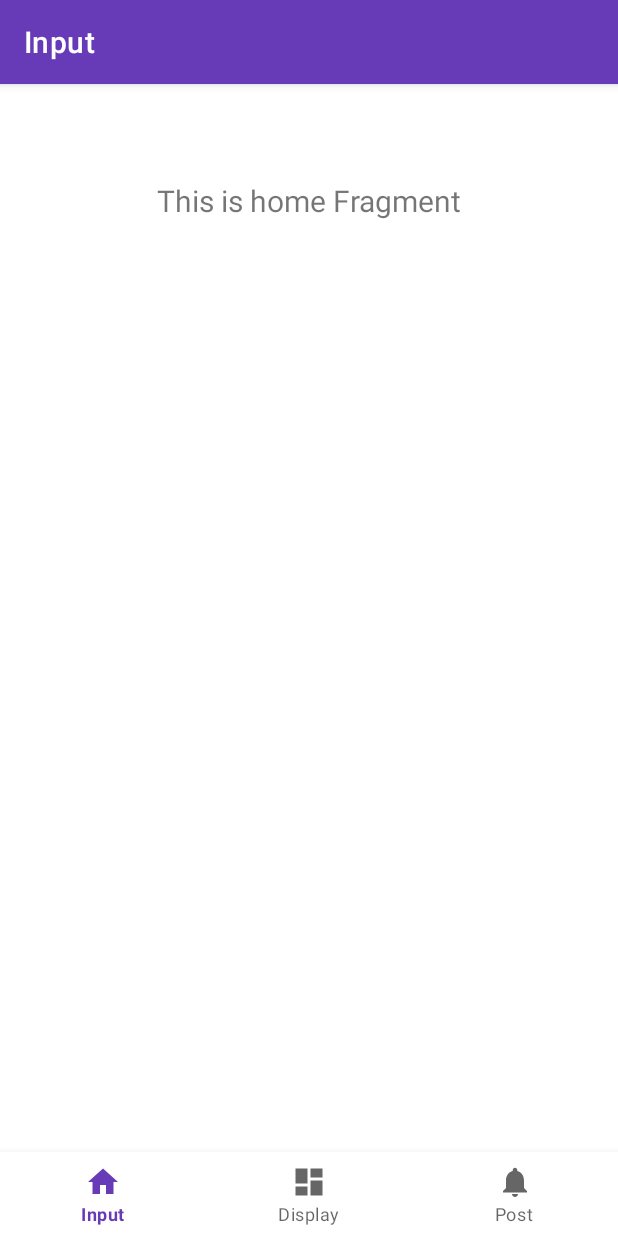
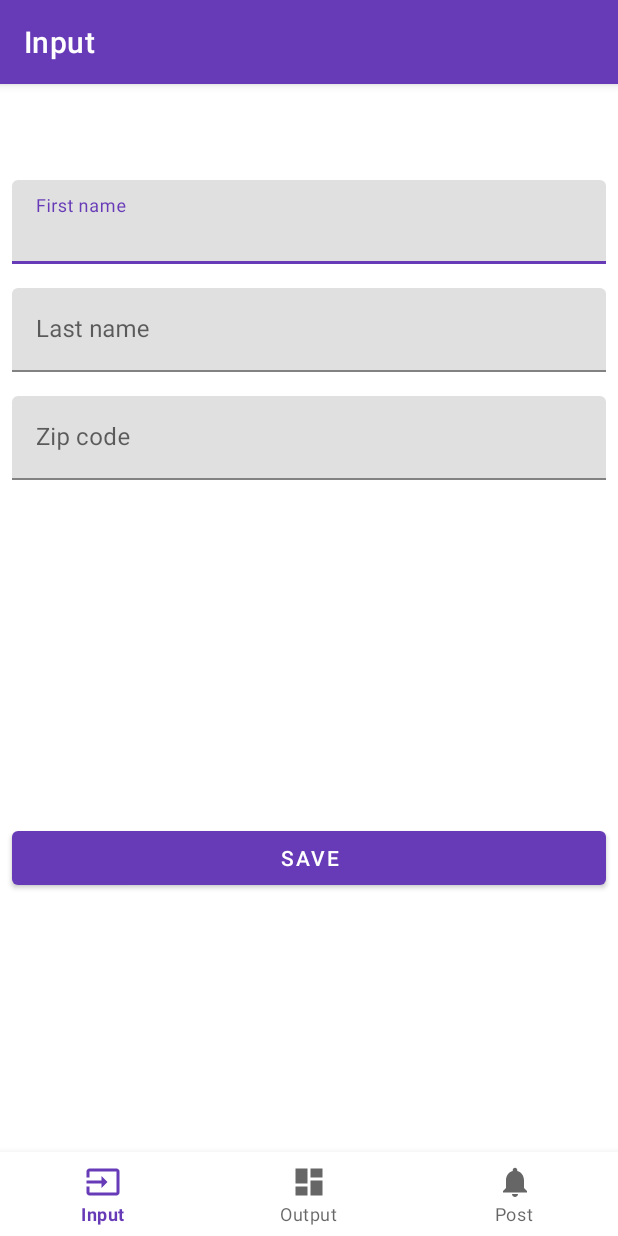
Before and after one commit to DominicWrieden/sample-app, an Android app: the screen it shows after launch (MainActivity), on a phone screen of 412 x 824 dp. Run offline under Robolectric (Android 15) with nearby library versions, the phone set to English and light mode, and no system bars; our stand-ins replace RxJava, navigation-ui; libraries missing offline, so code that uses them is left out: com.jakewharton.rxbinding2; 3 statements that could not run were skipped.

Commit message:
Set up layout for input screen. Renamed use cases from personInput to input and personDisplay to output

```diff
--- a/app/build.gradle
+++ b/app/build.gradle
@@ -61,6 +61,8 @@ dependencies {
     implementation "io.reactivex.rxjava2:rxandroid:$rxjava2_rxandroid_version"
     implementation "io.reactivex.rxjava2:rxkotlin:$rxjava2_rxkotlin_version"
     implementation "com.jakewharton.rxrelay2:rxrelay:$rxrelay2_rxrelay_version"
+    implementation "com.jakewharton.rxbinding2:rxbinding-kotlin:$rxbinding2_version"
+    implementation "com.jakewharton.rxbinding2:rxbinding-appcompat-v7:$rxbinding2_version"
 
     //navigation
     implementation "androidx.navigation:navigation-fragment:$androidx_navigation_version"
--- /dev/null
+++ b/app/src/main/java/com/dominicwrieden/sampleapp/input/InputFragment.kt
@@ -0,0 +1,88 @@
+package com.dominicwrieden.sampleapp.input
+
+import android.os.Bundle
+import android.view.LayoutInflater
+import android.view.View
+import android.view.ViewGroup
+import androidx.fragment.app.Fragment
+import androidx.lifecycle.ViewModelProviders
+import com.dominicwrieden.sampleapp.R
+import com.google.android.material.snackbar.Snackbar
+import com.jakewharton.rxbinding2.widget.textChanges
+import io.reactivex.disposables.CompositeDisposable
+import io.reactivex.rxkotlin.addTo
+import kotlinx.android.synthetic.main.fragment_input.*
+
+class InputFragment : Fragment() {
+
+    private lateinit var inputViewModel: InputViewModel
+    private val disposable = CompositeDisposable()
+
+    override fun onCreateView(
+        inflater: LayoutInflater,
+        container: ViewGroup?,
+        savedInstanceState: Bundle?
+    ): View? {
+        inputViewModel =
+            ViewModelProviders.of(this).get(InputViewModel::class.java)
+        val root = inflater.inflate(R.layout.fragment_input, container, false)
+
+        return root
+    }
+
+    override fun onViewCreated(view: View, savedInstanceState: Bundle?) {
+        super.onViewCreated(view, savedInstanceState)
+
+        setUpTextInputs()
+
+
+        // TODO: Show state from VM
+        // TODO: If time, implement DataBinding
+    }
+
+    /**
+     * Setting up text input fields
+     */
+    private fun setUpTextInputs() {
+        firstName.editText?.textChanges()?.subscribe { firstName.error = null }?.addTo(disposable)
+        lastName.editText?.textChanges()?.subscribe { lastName.error = null }?.addTo(disposable)
+        zipCode.editText?.textChanges()?.subscribe { zipCode.error = null }?.addTo(disposable)
+    }
+
+    /**
+     * Show idle state
+     */
+    private fun showIdle() {
+        firstName.error = null
+        firstName.editText?.text = null
+        lastName.error = null
+        lastName.editText?.text = null
+        zipCode.error = null
+        zipCode.editText?.text = null
+    }
+
+    /**
+     * Show state, when saving the inputs failed
+     */
+    private fun showSaveError(missingInputs: List<MissingInput>) {
+        missingInputs.iterator().forEach {
+            when (it) {
+                MissingInput.MISSING_FIRST_NAME -> firstName.error = "asdsda"
+                MissingInput.MISSING_LAST_NAME -> lastName.error = "asd"
+                MissingInput.MISSING_ZIP_CODE -> zipCode.error = "asdasd"
+            }
+        }
+    }
+
+    /**
+     * Show state, when saving the inputs was successful
+     */
+    private fun showSaveSuccessful() {
+        Snackbar.make(fragment_input, R.string.app_name, Snackbar.LENGTH_SHORT).show()
+    }
+
+    override fun onDetach() {
+        super.onDetach()
+        disposable.dispose()
+    }
+}
--- a/app/src/main/java/com/dominicwrieden/sampleapp/persondisplay/PersonDisplayViewModel.kt
+++ b/app/src/main/java/com/dominicwrieden/sampleapp/input/InputViewModel.kt
@@ -1,13 +1,13 @@
-package com.dominicwrieden.sampleapp.persondisplay
+package com.dominicwrieden.sampleapp.input
 
 import androidx.lifecycle.LiveData
 import androidx.lifecycle.MutableLiveData
 import androidx.lifecycle.ViewModel
 
-class PersonDisplayViewModel : ViewModel() {
+class InputViewModel : ViewModel() {
 
     private val _text = MutableLiveData<String>().apply {
-        value = "This is dashboard Fragment"
+        value = "This is home Fragment"
     }
     val text: LiveData<String> = _text
 }
--- a/app/src/main/java/com/dominicwrieden/sampleapp/personinput/PersonInputFragment.kt
+++ b/app/src/main/java/com/dominicwrieden/sampleapp/output/OutputFragment.kt
@@ -1,4 +1,4 @@
-package com.dominicwrieden.sampleapp.personinput
+package com.dominicwrieden.sampleapp.output
 
 import android.os.Bundle
 import android.view.LayoutInflater
@@ -10,20 +10,20 @@ import androidx.lifecycle.Observer
 import androidx.lifecycle.ViewModelProviders
 import com.dominicwrieden.sampleapp.R
 
-class PersonInputFragment : Fragment() {
+class OutputFragment : Fragment() {
 
-    private lateinit var personInputViewModel: PersonInputViewModel
+    private lateinit var outputViewModel: OutputViewModel
 
     override fun onCreateView(
         inflater: LayoutInflater,
         container: ViewGroup?,
         savedInstanceState: Bundle?
     ): View? {
-        personInputViewModel =
-            ViewModelProviders.of(this).get(PersonInputViewModel::class.java)
-        val root = inflater.inflate(R.layout.fragment_person_input, container, false)
-        val textView: TextView = root.findViewById(R.id.text_home)
-        personInputViewModel.text.observe(this, Observer {
+        outputViewModel =
+            ViewModelProviders.of(this).get(OutputViewModel::class.java)
+        val root = inflater.inflate(R.layout.fragment_output, container, false)
+        val textView: TextView = root.findViewById(R.id.text_dashboard)
+        outputViewModel.text.observe(this, Observer {
             textView.text = it
         })
         return root
--- a/app/src/main/java/com/dominicwrieden/sampleapp/personinput/PersonInputViewModel.kt
+++ b/app/src/main/java/com/dominicwrieden/sampleapp/output/OutputViewModel.kt
@@ -1,13 +1,13 @@
-package com.dominicwrieden.sampleapp.personinput
+package com.dominicwrieden.sampleapp.output
 
 import androidx.lifecycle.LiveData
 import androidx.lifecycle.MutableLiveData
 import androidx.lifecycle.ViewModel
 
-class PersonInputViewModel : ViewModel() {
+class OutputViewModel : ViewModel() {
 
     private val _text = MutableLiveData<String>().apply {
-        value = "This is home Fragment"
+        value = "This is dashboard Fragment"
     }
     val text: LiveData<String> = _text
 }
--- a/app/src/main/res/drawable/ic_home_black_24dp.xml
+++ b/app/src/main/res/drawable/ic_input_black_24dp.xml
@@ -5,5 +5,5 @@
     android:viewportHeight="24.0">
     <path
         android:fillColor="#FF000000"
-        android:pathData="M10,20v-6h4v6h5v-8h3L12,3 2,12h3v8z" />
+        android:pathData="M21,3.01H3c-1.1,0 -2,0.9 -2,2V9h2V4.99h18v14.03H3V15H1v4.01c0,1.1 0.9,1.98 2,1.98h18c1.1,0 2,-0.88 2,-1.98v-14c0,-1.11 -0.9,-2 -2,-2zM11,16l4,-4 -4,-4v3H1v2h10v3z" />
 </vector>
--- a/app/src/main/res/layout/activity_main.xml
+++ b/app/src/main/res/layout/activity_main.xml
@@ -13,9 +13,11 @@
         android:layout_marginStart="0dp"
         android:layout_marginEnd="0dp"
         android:background="?android:attr/windowBackground"
+        app:layout_dodgeInsetEdges="bottom"
         app:layout_constraintBottom_toBottomOf="parent"
         app:layout_constraintLeft_toLeftOf="parent"
         app:layout_constraintRight_toRightOf="parent"
+
         app:menu="@menu/bottom_nav_menu" />
 
     <fragment
--- /dev/null
+++ b/app/src/main/res/layout/fragment_input.xml
@@ -0,0 +1,66 @@
+<?xml version="1.0" encoding="utf-8"?>
+<androidx.constraintlayout.widget.ConstraintLayout xmlns:android="http://schemas.android.com/apk/res/android"
+    xmlns:app="http://schemas.android.com/apk/res-auto"
+    android:id="@+id/fragment_input"
+    android:layout_width="match_parent"
+    android:layout_height="match_parent">
+
+    <com.google.android.material.textfield.TextInputLayout
+        android:id="@+id/firstName"
+        android:layout_width="match_parent"
+        android:layout_height="wrap_content"
+        android:layout_margin="8dp"
+        android:hint="@string/input_text_hint_first_name"
+        app:layout_constraintBottom_toTopOf="@id/lastName"
+        app:layout_constraintEnd_toEndOf="parent"
+        app:layout_constraintStart_toStartOf="parent"
+        app:layout_constraintTop_toTopOf="parent">
+
+        <com.google.android.material.textfield.TextInputEditText
+            android:layout_width="match_parent"
+            android:layout_height="wrap_content" />
+    </com.google.android.material.textfield.TextInputLayout>
+
+    <com.google.android.material.textfield.TextInputLayout
+        android:id="@+id/lastName"
+        android:layout_width="match_parent"
+        android:layout_height="wrap_content"
+        android:layout_margin="8dp"
+        android:hint="@string/input_text_hint_last_name"
+        app:layout_constraintBottom_toTopOf="@id/zipCode"
+        app:layout_constraintEnd_toEndOf="parent"
+        app:layout_constraintStart_toStartOf="parent"
+        app:layout_constraintTop_toBottomOf="@id/firstName">
+
+        <com.google.android.material.textfield.TextInputEditText
+            android:layout_width="match_parent"
+            android:layout_height="wrap_content" />
+    </com.google.android.material.textfield.TextInputLayout>
+
+    <com.google.android.material.textfield.TextInputLayout
+        android:id="@+id/zipCode"
+        android:layout_width="match_parent"
+        android:layout_height="wrap_content"
+        android:layout_margin="8dp"
+        android:hint="@string/input_text_hint_zip_code"
+        app:layout_constraintBottom_toTopOf="@id/zipCode"
+        app:layout_constraintEnd_toEndOf="parent"
+        app:layout_constraintStart_toStartOf="parent"
+        app:layout_constraintTop_toBottomOf="@id/lastName">
+
+        <com.google.android.material.textfield.TextInputEditText
+            android:layout_width="match_parent"
+            android:layout_height="wrap_content" />
+    </com.google.android.material.textfield.TextInputLayout>
+
+    <com.google.android.material.button.MaterialButton
+        android:id="@+id/save"
+        android:layout_width="match_parent"
+        android:layout_height="wrap_content"
+        android:layout_margin="8dp"
+        android:text="@string/input_button_title_save"
+        app:layout_constraintBottom_toBottomOf="parent"
+        app:layout_constraintEnd_toEndOf="parent"
+        app:layout_constraintStart_toStartOf="parent"
+        app:layout_constraintTop_toBottomOf="@id/zipCode" />
+</androidx.constraintlayout.widget.ConstraintLayout>
--- a/app/src/main/res/layout/fragment_person_input.xml
+++ /dev/null
@@ -1,19 +0,0 @@
-<?xml version="1.0" encoding="utf-8"?>
-<androidx.constraintlayout.widget.ConstraintLayout xmlns:android="http://schemas.android.com/apk/res/android"
-    xmlns:app="http://schemas.android.com/apk/res-auto"
-    android:layout_width="match_parent"
-    android:layout_height="match_parent">
-
-    <TextView
-        android:id="@+id/text_home"
-        android:layout_width="match_parent"
-        android:layout_height="wrap_content"
-        android:layout_marginStart="8dp"
-        android:layout_marginTop="8dp"
-        android:layout_marginEnd="8dp"
-        android:textAlignment="center"
-        android:textSize="20sp"
-        app:layout_constraintEnd_toEndOf="parent"
-        app:layout_constraintStart_toStartOf="parent"
-        app:layout_constraintTop_toTopOf="parent" />
-</androidx.constraintlayout.widget.ConstraintLayout>
--- a/app/src/main/res/menu/bottom_nav_menu.xml
+++ b/app/src/main/res/menu/bottom_nav_menu.xml
@@ -3,17 +3,17 @@
 
     <item
         android:id="@+id/navigation_home"
-        android:icon="@drawable/ic_home_black_24dp"
-        android:title="@string/title_home" />
+        android:icon="@drawable/ic_input_black_24dp"
+        android:title="@string/title_input" />
 
     <item
         android:id="@+id/navigation_dashboard"
         android:icon="@drawable/ic_dashboard_black_24dp"
-        android:title="@string/title_dashboard" />
+        android:title="@string/title_display" />
 
     <item
         android:id="@+id/navigation_notifications"
         android:icon="@drawable/ic_notifications_black_24dp"
-        android:title="@string/title_notifications" />
+        android:title="@string/title_post" />
 
 </menu>
--- a/app/src/main/res/navigation/mobile_navigation.xml
+++ b/app/src/main/res/navigation/mobile_navigation.xml
@@ -7,19 +7,19 @@
 
     <fragment
         android:id="@+id/navigation_home"
-        android:name="com.dominicwrieden.sampleapp.personinput.PersonInputFragment"
-        android:label="@string/title_home"
-        tools:layout="@layout/fragment_person_input" />
+        android:name="com.dominicwrieden.sampleapp.input.InputFragment"
+        android:label="@string/title_input"
+        tools:layout="@layout/fragment_input" />
 
     <fragment
         android:id="@+id/navigation_dashboard"
-        android:name="com.dominicwrieden.sampleapp.persondisplay.PersonDisplayFragment"
-        android:label="@string/title_dashboard"
-        tools:layout="@layout/fragment_person_display" />
+        android:name="com.dominicwrieden.sampleapp.output.OutputFragment"
+        android:label="@string/title_display"
+        tools:layout="@layout/fragment_output" />
 
     <fragment
         android:id="@+id/navigation_notifications"
         android:name="com.dominicwrieden.sampleapp.post.PostFragment"
-        android:label="@string/title_notifications"
+        android:label="@string/title_post"
         tools:layout="@layout/fragment_post" />
 </navigation>
--- a/app/src/main/res/values/strings.xml
+++ b/app/src/main/res/values/strings.xml
@@ -1,6 +1,13 @@
 <resources>
-    <string name="app_name">Sample App</string>
-    <string name="title_home">Input</string>
-    <string name="title_dashboard">Display</string>
-    <string name="title_notifications">Post</string>
+    <string name="app_name" translatable="false">Sample App</string>
+    <string name="title_input">Input</string>
+    <string name="title_display">Output</string>
+    <string name="title_post">Post</string>
+
+    <!-- Input screen -->
+    <string name="input_text_hint_first_name">First name</string>
+    <string name="input_text_hint_last_name">Last name</string>
+    <string name="input_text_hint_zip_code">Zip code</string>
+    <string name="input_button_title_save">Save</string>
+
 </resources>
--- a/versions.gradle
+++ b/versions.gradle
@@ -8,7 +8,7 @@ ext {
 
     androidx_appcompat_version = '1.1.0'
     androidx_core_ktx_version = '1.1.0'
-    google_material_version = '1.0.0'
+    google_material_version = '1.2.0-alpha03'
 
 
     //architecture components
@@ -26,6 +26,7 @@ ext {
     rxjava2_rxandroid_version = '2.1.1'
     rxjava2_rxkotlin_version = '2.2.0'
     rxrelay2_rxrelay_version = '2.0.0'
+    rxbinding2_version = '2.2.0'
 
     //navigation
     androidx_navigation_version = '2.1.0'
```
Also changed, not shown: app/src/main/java/com/dominicwrieden/sampleapp/input/States.kt (added, +14 -0 lines), app/src/main/java/com/dominicwrieden/sampleapp/persondisplay/PersonDisplayFragment.kt (deleted, +0 -31 lines), app/src/main/res/layout/fragment_output.xml (renamed from app/src/main/res/layout/fragment_person_display.xml), 1 other file.
